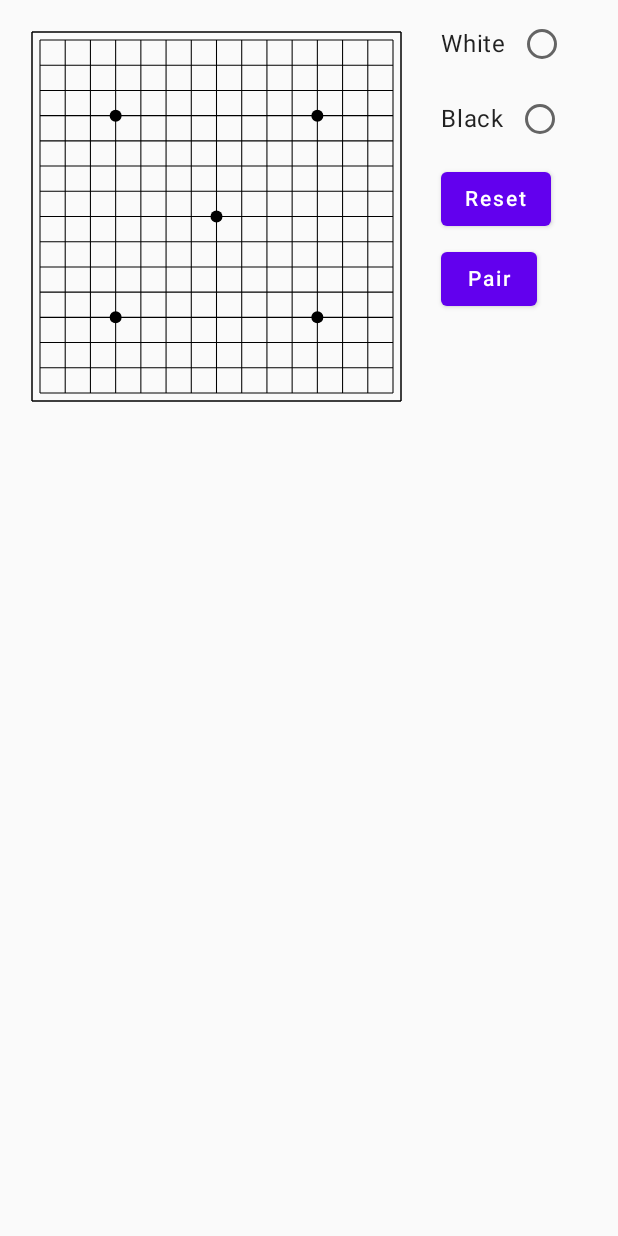
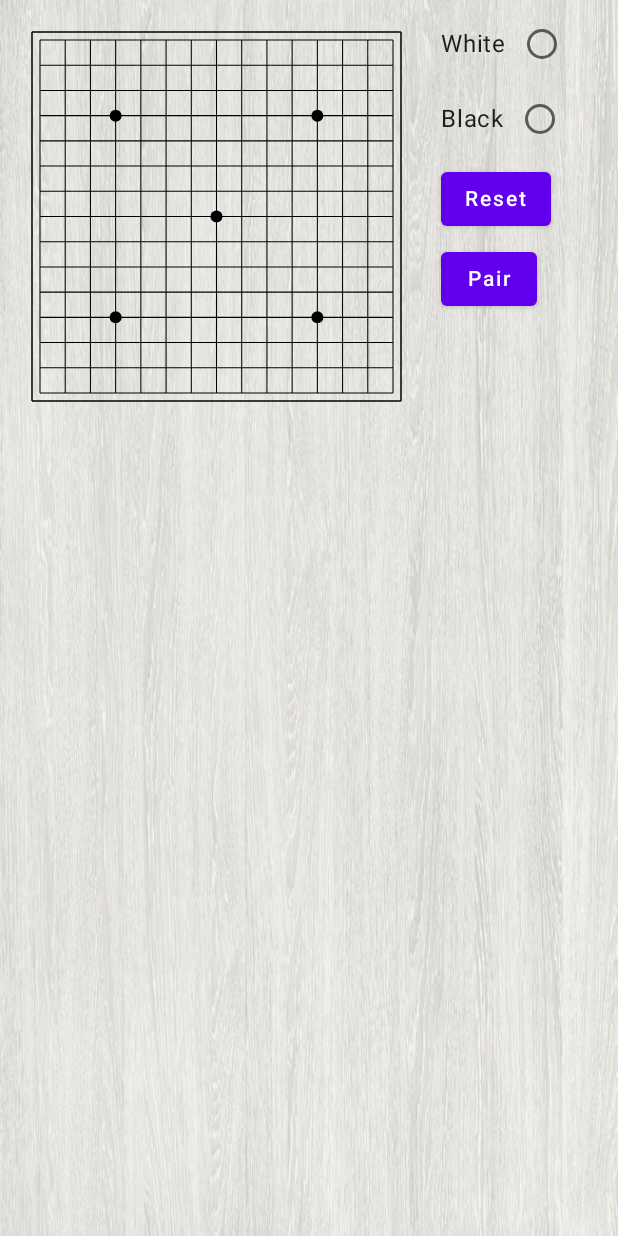
Before and after one commit to vitaviva/cmp-gobang, an Android app built with Jetpack Compose: the screen it shows after launch (MainActivity), on a phone screen of 412 x 824 dp. Run offline under Robolectric (Android 15) with nearby library versions, the phone set to English and light mode, and no system bars.

Commit message:
add Background

```diff
--- a/android/src/main/java/com/github/vitaviva/android/MainActivity.kt
+++ b/android/src/main/java/com/github/vitaviva/android/MainActivity.kt
@@ -16,6 +16,7 @@ class MainActivity : AppCompatActivity() {
         super.onCreate(savedInstanceState)
         initPlatformResource(
             Res(
+                R.mipmap.board_bg,
                 R.mipmap.stone_white,
                 R.mipmap.stone_black,
                 R.string.server_host
--- /dev/null
+++ b/common/src/androidMain/kotlin/com/github/vitaviva/common/platform/Background.kt
@@ -0,0 +1,24 @@
+package com.github.vitaviva.common.platform
+
+import androidx.compose.foundation.Image
+import androidx.compose.foundation.layout.Box
+import androidx.compose.foundation.layout.fillMaxSize
+import androidx.compose.runtime.Composable
+import androidx.compose.ui.Modifier
+import androidx.compose.ui.layout.ContentScale
+import androidx.compose.ui.res.painterResource
+
+@Composable
+actual fun BgBox(modifier: Modifier, content: @Composable () -> Unit) {
+
+    Box {
+        Image(
+            painter = painterResource(id = _res.background),
+            "",
+            modifier = Modifier.fillMaxSize(),
+            contentScale = ContentScale.FillBounds
+        )
+        content()
+    }
+
+}
--- a/common/src/androidMain/kotlin/com/github/vitaviva/common/platform/platform.kt
+++ b/common/src/androidMain/kotlin/com/github/vitaviva/common/platform/platform.kt
@@ -18,6 +18,7 @@ internal lateinit var _resources: Resources
 internal lateinit var _res: Res
 
 data class Res(
+    @DrawableRes val background: Int,
     @DrawableRes val whiteStone: Int,
     @DrawableRes val blackStone: Int,
     @StringRes val serverHost: Int
--- a/common/src/commonMain/kotlin/com/github/vitaviva/common/App.kt
+++ b/common/src/commonMain/kotlin/com/github/vitaviva/common/App.kt
@@ -1,11 +1,9 @@
 package com.github.vitaviva.common
 
-import androidx.compose.foundation.gestures.Orientation
-import androidx.compose.foundation.gestures.rememberScrollableState
-import androidx.compose.foundation.gestures.scrollable
 import androidx.compose.foundation.layout.Column
 import androidx.compose.foundation.layout.Row
 import androidx.compose.foundation.layout.Spacer
+import androidx.compose.foundation.layout.fillMaxSize
 import androidx.compose.foundation.layout.height
 import androidx.compose.foundation.layout.padding
 import androidx.compose.foundation.rememberScrollState
@@ -22,7 +20,7 @@ import androidx.compose.ui.Alignment
 import androidx.compose.ui.Modifier
 import androidx.compose.ui.unit.dp
 import com.github.vitaviva.common.platform.AppDialog
-import com.github.vitaviva.common.platform.getPlatformName
+import com.github.vitaviva.common.platform.BgBox
 import com.github.vitaviva.common.ui.GoBoard
 import com.github.vitaviva.common.viewmodel.AppViewModel
 import com.github.vitaviva.common.viewmodel.GAME_LOST
@@ -30,7 +28,6 @@ import com.github.vitaviva.common.viewmodel.GAME_PLAYING
 import com.github.vitaviva.common.viewmodel.STONE_BLACK
 import com.github.vitaviva.common.viewmodel.STONE_NONE
 import com.github.vitaviva.common.viewmodel.STONE_WHITE
-import org.intellij.lang.annotations.JdkConstants
 
 @Composable
 fun App() {
@@ -40,9 +37,10 @@ fun App() {
         val viewModel = remember { AppViewModel() }
         val gameStauts by viewModel.gameStatus.collectAsState(GAME_PLAYING)
 
+        BgBox(Modifier.fillMaxSize()) {
             Row {
                 GoBoard(Modifier.weight(0.7f), viewModel)
-            GameInfo(Modifier.weight(0.3f), viewModel)
+                GoInfo(Modifier.weight(0.3f), viewModel)
             }
 
             if (gameStauts != GAME_PLAYING) {
@@ -54,8 +52,10 @@ fun App() {
 
     }
 
+}
+
 @Composable
-fun GameInfo(modifier: Modifier, viewModel: AppViewModel) {
+fun GoInfo(modifier: Modifier, viewModel: AppViewModel) {
 
     val stoneColor by viewModel.stoneColor.collectAsState(STONE_NONE)
     val gameLog by viewModel.gameLog.collectAsState("")
@@ -98,7 +98,7 @@ fun GameInfo(modifier: Modifier, viewModel: AppViewModel) {
         Spacer(Modifier.height(5.dp))
 
         Column(
-            modifier = Modifier.height(150.dp)
+            modifier = Modifier.height(120.dp)
                 .verticalScroll(rememberScrollState())
         ) {
             Text(gameLog)
--- a/common/src/commonMain/kotlin/com/github/vitaviva/common/ui/GoBoard.kt
+++ b/common/src/commonMain/kotlin/com/github/vitaviva/common/ui/GoBoard.kt
@@ -28,7 +28,6 @@ import com.github.vitaviva.common.ui.BoardDrawInfo.GridHeight
 import com.github.vitaviva.common.ui.BoardDrawInfo.GridWidth
 import com.github.vitaviva.common.ui.BoardDrawInfo.calcLinePoints
 import com.github.vitaviva.common.viewmodel.AppViewModel
-import com.github.vitaviva.common.viewmodel.GAME_PLAYING
 import com.github.vitaviva.common.viewmodel.STONE_BLACK
 import com.github.vitaviva.common.viewmodel.STONE_WHITE
 import kotlinx.coroutines.launch
@@ -46,6 +45,7 @@ fun GoBoard(
 ) {
     val boardData by viewModel.boardData.collectAsState(Array(BOARD_SIZE) { IntArray(BOARD_SIZE) })
     val scope = rememberCoroutineScope()
+
 
     Box(modifier) {
         with(LocalDensity.current) {
@@ -66,7 +66,7 @@ fun GoBoard(
                 onDispose { }
             }
 
-            Canvas(modifier = modifier.fillMaxSize().pointerInput(Unit) {
+            Canvas(modifier = Modifier.fillMaxSize().pointerInput(Unit) {
                 scope.launch {
                     detectTapGestures {
                         viewModel.placeStone(convertPoint(it.x, it.y))
```
Also changed, not shown: common/src/commonMain/kotlin/com/github/vitaviva/common/platform/Background.kt (added, +7 -0 lines), android/src/main/res/mipmap-hdpi/board_bg.jpeg (added), common/src/commonMain/resources/board_bg2.jpg (deleted), 1 other file. Lines whose indentation alone changed are shown as unchanged.
